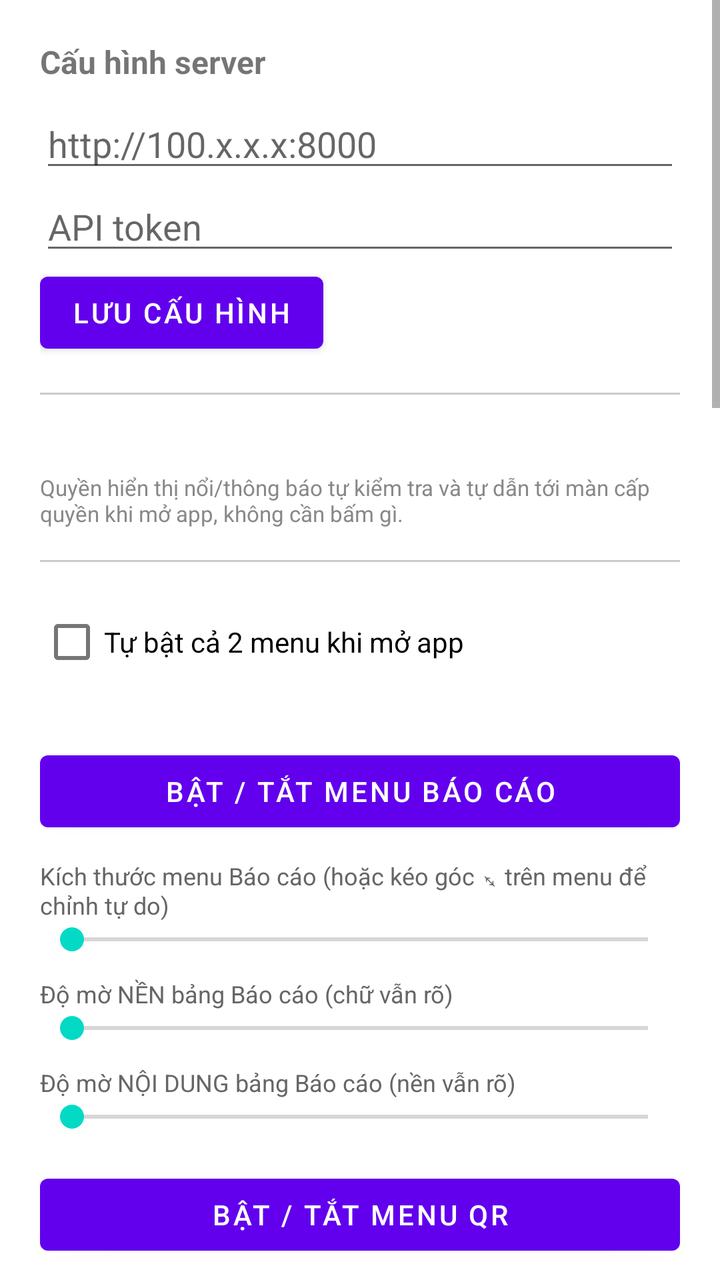
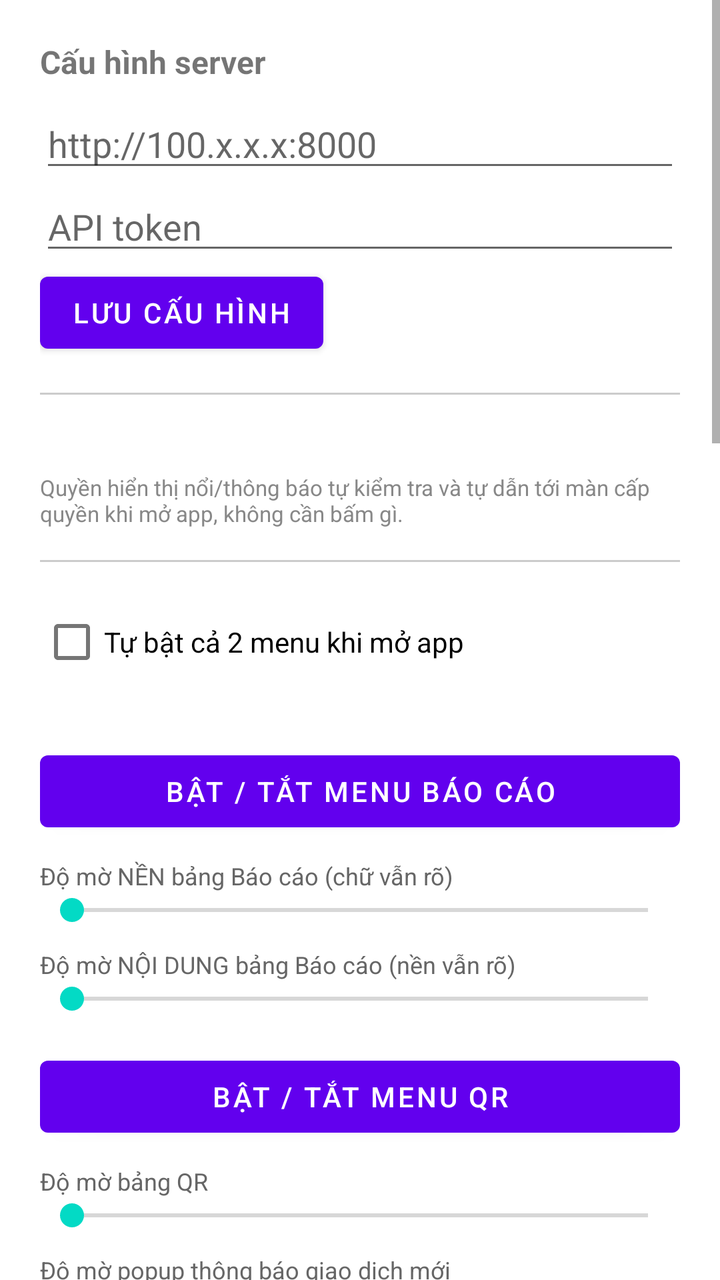

An Android layout rendered at two revisions. The XML below is the earlier revision; the diff shows what the commit changed to produce the second picture.
<!-- AndroidManifest.xml: application theme Theme.DonateFloat -->
<!-- res/layout/activity_main.xml -->
<ScrollView xmlns:android="http://schemas.android.com/apk/res/android"
    android:layout_width="match_parent"
    android:layout_height="match_parent">

    <LinearLayout
        android:layout_width="match_parent"
        android:layout_height="wrap_content"
        android:orientation="vertical"
        android:padding="20dp">

        <TextView
            android:layout_width="wrap_content"
            android:layout_height="wrap_content"
            android:text="Cấu hình server"
            android:textStyle="bold"
            android:textSize="16sp"
            android:layout_marginBottom="8dp" />

        <EditText
            android:id="@+id/editServerUrl"
            android:layout_width="match_parent"
            android:layout_height="wrap_content"
            android:hint="http://100.x.x.x:8000" />

        <EditText
            android:id="@+id/editApiToken"
            android:layout_width="match_parent"
            android:layout_height="wrap_content"
            android:hint="API token"
            android:inputType="textPassword" />

        <Button
            android:id="@+id/btnSaveConfig"
            android:layout_width="wrap_content"
            android:layout_height="wrap_content"
            android:text="Lưu cấu hình" />

        <View style="@style/DividerLine" />

        <TextView
            android:id="@+id/textStatus"
            android:layout_width="wrap_content"
            android:layout_height="wrap_content"
            android:layout_marginBottom="4dp" />

        <TextView
            android:layout_width="wrap_content"
            android:layout_height="wrap_content"
            android:textSize="11sp"
            android:textColor="#888888"
            android:text="Quyền hiển thị nổi/thông báo tự kiểm tra và tự dẫn tới màn cấp quyền khi mở app, không cần bấm gì." />

        <View style="@style/DividerLine" />

        <CheckBox
            android:id="@+id/checkAutoStart"
            android:layout_width="match_parent"
            android:layout_height="wrap_content"
            android:text="Tự bật cả 2 menu khi mở app" />

        <TextView
            android:id="@+id/textLockHint"
            android:layout_width="match_parent"
            android:layout_height="wrap_content"
            android:textSize="11sp"
            android:textColor="#888888" />

        <Button
            android:id="@+id/btnToggleReport"
            android:layout_width="match_parent"
            android:layout_height="wrap_content"
            android:layout_marginTop="12dp"
            android:text="Bật / tắt menu Báo cáo" />

        <TextView style="@style/SliderLabel" android:text="Kích thước menu Báo cáo (hoặc kéo góc ⤡ trên menu để chỉnh tự do)" />
        <SeekBar
            android:id="@+id/seekReportSize"
            android:layout_width="match_parent"
            android:layout_height="wrap_content"
            android:max="600"
            android:min="60" />

        <TextView style="@style/SliderLabel" android:text="Độ mờ NỀN bảng Báo cáo (chữ vẫn rõ)" />
        <SeekBar
            android:id="@+id/seekReportBgOpacity"
            android:layout_width="match_parent"
            android:layout_height="wrap_content"
            android:max="100"
            android:min="0" />

        <TextView style="@style/SliderLabel" android:text="Độ mờ NỘI DUNG bảng Báo cáo (nền vẫn rõ)" />
        <SeekBar
            android:id="@+id/seekReportContentOpacity"
            android:layout_width="match_parent"
            android:layout_height="wrap_content"
            android:max="100"
            android:min="0" />

        <Button
            android:id="@+id/btnToggleQR"
            android:layout_width="match_parent"
            android:layout_height="wrap_content"
            android:layout_marginTop="16dp"
            android:text="Bật / tắt menu QR" />

        <TextView style="@style/SliderLabel" android:text="Kích thước menu QR (hoặc kéo góc ⤡ trên menu để chỉnh tự do)" />
        <SeekBar
            android:id="@+id/seekQrSize"
            android:layout_width="match_parent"
            android:layout_height="wrap_content"
            android:max="600"
            android:min="60" />

        <TextView style="@style/SliderLabel" android:text="Độ mờ bảng QR" />
        <SeekBar
            android:id="@+id/seekQrOpacity"
            android:layout_width="match_parent"
            android:layout_height="wrap_content"
            android:max="100"
            android:min="20" />

        <TextView style="@style/SliderLabel" android:text="Độ mờ popup thông báo giao dịch mới" />
        <SeekBar
            android:id="@+id/seekAlertOpacity"
            android:layout_width="match_parent"
            android:layout_height="wrap_content"
            android:max="100"
            android:min="20" />

        <Button
            android:id="@+id/btnDemo"
            android:layout_width="match_parent"
            android:layout_height="wrap_content"
            android:layout_marginTop="16dp"
            android:backgroundTint="#FF9800"
            android:text="🧪 Xem thử (bơm dữ liệu demo để canh chỉnh)" />

        <Button
            android:id="@+id/btnColorReport"
            android:layout_width="match_parent"
            android:layout_height="wrap_content"
            android:layout_marginTop="6dp"
            android:text="🎨 Màu chữ Báo cáo" />

        <View style="@style/DividerLine" />

        <TextView
            android:layout_width="wrap_content"
            android:layout_height="wrap_content"
            android:text="Menu Ghi chú nổi (menu rời #3 — thêm được nhiều cái)"
            android:textStyle="bold"
            android:textSize="16sp"
            android:layout_marginBottom="8dp" />

        <EditText
            android:id="@+id/editNoteText"
            android:layout_width="match_parent"
            android:layout_height="wrap_content"
            android:hint="Nội dung ghi chú mới..."
            android:minLines="2"
            android:gravity="top" />

        <Button
            android:id="@+id/btnAddNote"
            android:layout_width="wrap_content"
            android:layout_height="wrap_content"
            android:text="+ Thêm ghi chú mới" />

        <LinearLayout
            android:id="@+id/noteListContainer"
            android:layout_width="match_parent"
            android:layout_height="wrap_content"
            android:orientation="vertical"
            android:layout_marginTop="8dp" />

        <Button
            android:id="@+id/btnColorNote"
            android:layout_width="match_parent"
            android:layout_height="wrap_content"
            android:layout_marginTop="6dp"
            android:text="🎨 Màu chữ Ghi chú" />

        <Button
            android:id="@+id/btnToggleNote"
            android:layout_width="match_parent"
            android:layout_height="wrap_content"
            android:layout_marginTop="8dp"
            android:text="Bật / tắt tất cả menu Ghi chú" />

        <TextView style="@style/SliderLabel" android:text="Kích thước mỗi ghi chú (hoặc kéo góc trên menu)" />
        <SeekBar
            android:id="@+id/seekNoteSize"
            android:layout_width="match_parent"
            android:layout_height="wrap_content"
            android:max="600"
            android:min="60" />

        <TextView style="@style/SliderLabel" android:text="Độ mờ menu Ghi chú" />
        <SeekBar
            android:id="@+id/seekNoteOpacity"
            android:layout_width="match_parent"
            android:layout_height="wrap_content"
            android:max="100"
            android:min="0" />

        <View style="@style/DividerLine" />

        <TextView
            android:layout_width="wrap_content"
            android:layout_height="wrap_content"
            android:text="Menu Thanh đo mục tiêu (menu rời #4)"
            android:textStyle="bold"
            android:textSize="16sp"
            android:layout_marginBottom="8dp" />

        <EditText
            android:id="@+id/editGoalTitle"
            android:layout_width="match_parent"
            android:layout_height="wrap_content"
            android:hint="Tiêu đề (vd: Mục tiêu donate hôm nay)" />

        <EditText
            android:id="@+id/editGoalAmount"
            android:layout_width="match_parent"
            android:layout_height="wrap_content"
            android:hint="Số tiền mục tiêu (vd: 5000000)"
            android:inputType="number" />

        <EditText
            android:id="@+id/editGoalNote"
            android:layout_width="match_parent"
            android:layout_height="wrap_content"
            android:hint="Ghi chú thêm dưới thanh (vd: Cảm ơn mọi người đã ủng hộ!)"
            android:minLines="2"
            android:gravity="top" />

        <Button
            android:id="@+id/btnSaveGoal"
            android:layout_width="wrap_content"
            android:layout_height="wrap_content"
            android:text="Lưu mục tiêu" />

        <Button
            android:id="@+id/btnColorGoal"
            android:layout_width="match_parent"
            android:layout_height="wrap_content"
            android:layout_marginTop="6dp"
            android:text="🎨 Màu chữ Mục tiêu" />

        <Button
            android:id="@+id/btnToggleGoal"
            android:layout_width="match_parent"
            android:layout_height="wrap_content"
            android:layout_marginTop="8dp"
            android:text="Bật / tắt menu Thanh đo mục tiêu" />

        <TextView style="@style/SliderLabel" android:text="Kích thước menu Mục tiêu (hoặc kéo góc trên menu)" />
        <SeekBar
            android:id="@+id/seekGoalSize"
            android:layout_width="match_parent"
            android:layout_height="wrap_content"
            android:max="600"
            android:min="80" />

        <TextView style="@style/SliderLabel" android:text="Độ mờ menu Mục tiêu" />
        <SeekBar
            android:id="@+id/seekGoalOpacity"
            android:layout_width="match_parent"
            android:layout_height="wrap_content"
            android:max="100"
            android:min="0" />

        <View style="@style/DividerLine" />

        <TextView
            android:layout_width="wrap_content"
            android:layout_height="wrap_content"
            android:text="Thống kê"
            android:textStyle="bold"
            android:textSize="16sp"
            android:layout_marginBottom="8dp" />

        <TextView android:id="@+id/textStatToday" android:layout_width="match_parent" android:layout_height="wrap_content" android:textSize="13sp" android:paddingBottom="2dp" android:text="Hôm nay: —" />
        <TextView android:id="@+id/textStatYesterday" android:layout_width="match_parent" android:layout_height="wrap_content" android:textSize="13sp" android:paddingBottom="2dp" android:text="Hôm qua: —" />
        <TextView android:id="@+id/textStatBeforeYesterday" android:layout_width="match_parent" android:layout_height="wrap_content" android:textSize="13sp" android:paddingBottom="8dp" android:text="Hôm kia: —" />

        <Button
            android:id="@+id/btnRefreshStats"
            android:layout_width="match_parent"
            android:layout_height="wrap_content"
            android:text="Làm mới thống kê" />

        <Button
            android:id="@+id/btnHistory"
            android:layout_width="match_parent"
            android:layout_height="wrap_content"
            android:layout_marginTop="8dp"
            android:text="📜 Xem lịch sử giao dịch đầy đủ" />

    </LinearLayout>
</ScrollView>
<!-- resources referenced by this layout -->
<resources>
  <style name="DividerLine">
          <item name="android:layout_width">match_parent</item>
          <item name="android:layout_height">1dp</item>
          <item name="android:layout_marginTop">16dp</item>
          <item name="android:layout_marginBottom">16dp</item>
          <item name="android:background">#33000000</item>
      </style>
  <style name="SliderLabel">
          <item name="android:layout_width">wrap_content</item>
          <item name="android:layout_height">wrap_content</item>
          <item name="android:layout_marginTop">10dp</item>
          <item name="android:textSize">12sp</item>
          <item name="android:textColor">#666666</item>
      </style>
  <style name="Theme.DonateFloat" parent="Theme.MaterialComponents.DayNight.NoActionBar">
          <item name="colorPrimary">@color/purple_500</item>
          <item name="colorPrimaryDark">@color/purple_700</item>
          <item name="colorAccent">@color/teal_200</item>
      </style>
  <color name="purple_500">#FF6200EE</color>
  <color name="purple_700">#FF3700B3</color>
  <color name="teal_200">#FF03DAC5</color>
</resources>

<!-- the commit's change to res/layout/activity_main.xml (unified diff, before → after) -->
@@ -72,14 +72,6 @@
             android:layout_marginTop="12dp"
             android:text="Bật / tắt menu Báo cáo" />
 
-        <TextView style="@style/SliderLabel" android:text="Kích thước menu Báo cáo (hoặc kéo góc ⤡ trên menu để chỉnh tự do)" />
-        <SeekBar
-            android:id="@+id/seekReportSize"
-            android:layout_width="match_parent"
-            android:layout_height="wrap_content"
-            android:max="600"
-            android:min="60" />
-
         <TextView style="@style/SliderLabel" android:text="Độ mờ NỀN bảng Báo cáo (chữ vẫn rõ)" />
         <SeekBar
             android:id="@+id/seekReportBgOpacity"
@@ -102,14 +94,6 @@
             android:layout_height="wrap_content"
             android:layout_marginTop="16dp"
             android:text="Bật / tắt menu QR" />
-
-        <TextView style="@style/SliderLabel" android:text="Kích thước menu QR (hoặc kéo góc ⤡ trên menu để chỉnh tự do)" />
-        <SeekBar
-            android:id="@+id/seekQrSize"
-            android:layout_width="match_parent"
-            android:layout_height="wrap_content"
-            android:max="600"
-            android:min="60" />
 
         <TextView style="@style/SliderLabel" android:text="Độ mờ bảng QR" />
         <SeekBar
@@ -187,17 +171,17 @@
             android:layout_marginTop="8dp"
             android:text="Bật / tắt tất cả menu Ghi chú" />
 
-        <TextView style="@style/SliderLabel" android:text="Kích thước mỗi ghi chú (hoặc kéo góc trên menu)" />
-        <SeekBar
-            android:id="@+id/seekNoteSize"
-            android:layout_width="match_parent"
-            android:layout_height="wrap_content"
-            android:max="600"
-            android:min="60" />
-
-        <TextView style="@style/SliderLabel" android:text="Độ mờ menu Ghi chú" />
-        <SeekBar
-            android:id="@+id/seekNoteOpacity"
+        <TextView style="@style/SliderLabel" android:text="Độ mờ NỀN Ghi chú (chữ vẫn rõ)" />
+        <SeekBar
+            android:id="@+id/seekNoteBgOpacity"
+            android:layout_width="match_parent"
+            android:layout_height="wrap_content"
+            android:max="100"
+            android:min="0" />
+
+        <TextView style="@style/SliderLabel" android:text="Độ mờ NỘI DUNG Ghi chú (nền vẫn rõ)" />
+        <SeekBar
+            android:id="@+id/seekNoteContentOpacity"
             android:layout_width="match_parent"
             android:layout_height="wrap_content"
             android:max="100"
@@ -254,14 +238,6 @@
             android:layout_marginTop="8dp"
             android:text="Bật / tắt menu Thanh đo mục tiêu" />
 
-        <TextView style="@style/SliderLabel" android:text="Kích thước menu Mục tiêu (hoặc kéo góc trên menu)" />
-        <SeekBar
-            android:id="@+id/seekGoalSize"
-            android:layout_width="match_parent"
-            android:layout_height="wrap_content"
-            android:max="600"
-            android:min="80" />
-
         <TextView style="@style/SliderLabel" android:text="Độ mờ menu Mục tiêu" />
         <SeekBar
             android:id="@+id/seekGoalOpacity"
